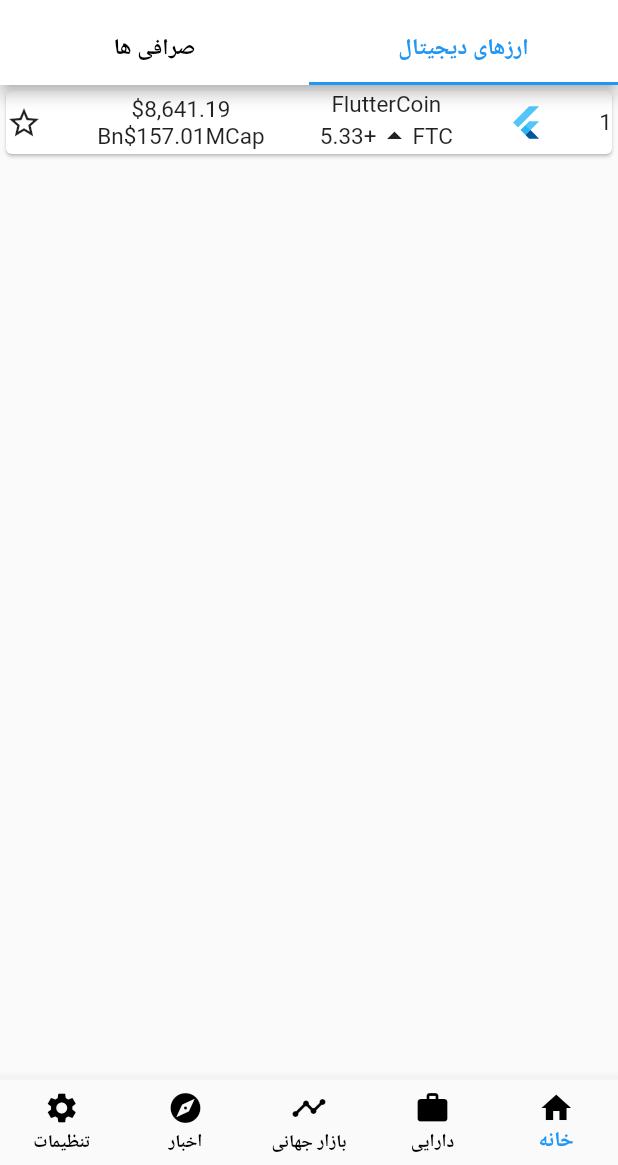
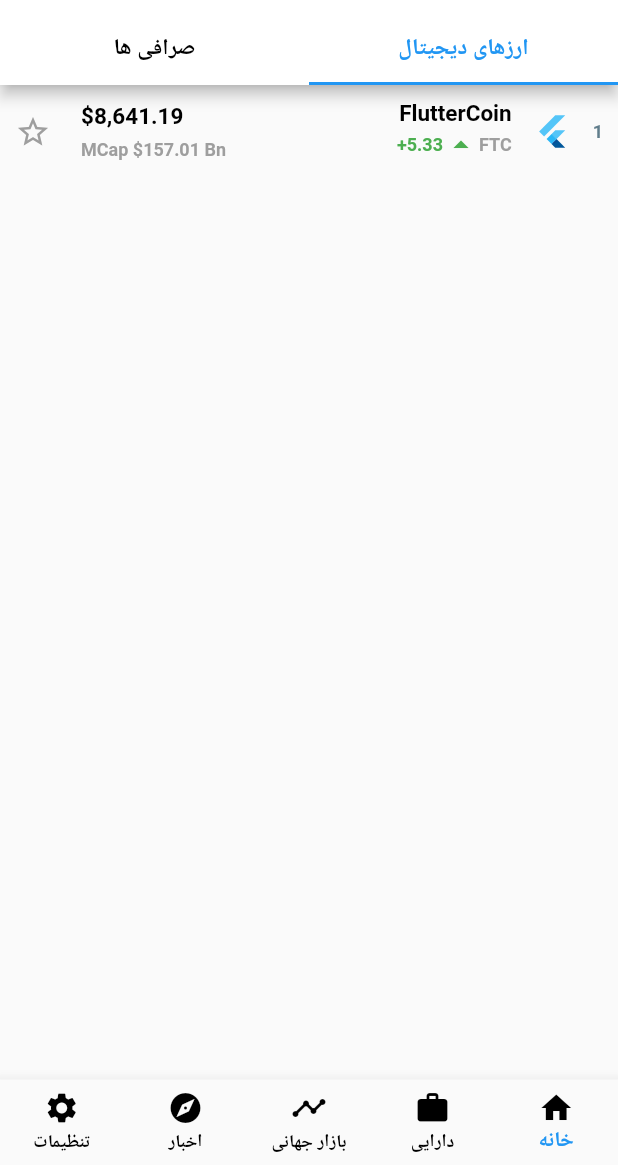
Before and after one commit to mabahmani/cryptofolio, a Flutter app: the screen it shows after launch, on a phone screen of 412 x 824 dp, the part 71-1236 px from its top. Run offline on Flutter 3.47's test engine with Material 2 defaults, Android fonts, the phone set to English and light mode, and no system bars.

Commit message:
complete imp currency item

```diff
--- a/lib/widget/currency_item_widget.dart
+++ b/lib/widget/currency_item_widget.dart
@@ -1,4 +1,3 @@
-import 'package:flutter/cupertino.dart';
 import 'package:flutter/material.dart';
 
 class CurrencyItem extends StatefulWidget {
@@ -15,41 +14,128 @@ class CurrencyItemState extends State<CurrencyItem> {
     // TODO: implement build
     return Column(
       children: <Widget>[
-        Card(
-            child: Row(
-              mainAxisAlignment: MainAxisAlignment.spaceBetween,
-              children: <Widget>[
-              Text("1"),
-              FlutterLogo(),
-              Column(
-                mainAxisSize: MainAxisSize.min,
-                children: <Widget>[
-                  Text("FlutterCoin"),
         Row(
           children: <Widget>[
-                      Text("FTC"),
-                      Icon(Icons.arrow_drop_up),
-                      Text("+5.33")
+            Container(
+              child: Row(
+                children: <Widget>[
+                  Container(
+                    child: Text(
+                      "1",
+                      style: TextStyle(
+                          color: Colors.blueGrey,
+                          fontWeight: FontWeight.bold,
+                          fontSize: 12),
+                    ),
+                    padding: EdgeInsets.all(10),
+                  ),
+                  Container(
+                    child: FlutterLogo(),
+                    padding: EdgeInsets.all(5),
+                  ),
+                  Container(
+                    child: Column(
+                      crossAxisAlignment: CrossAxisAlignment.start,
+                      children: <Widget>[
+                        Text(
+                          "FlutterCoin",
+                          style: TextStyle(
+                              color: Colors.black, fontWeight: FontWeight.bold),
+                        ),
+                        Row(
+                          children: <Widget>[
+                            Text(
+                              "FTC",
+                              style: TextStyle(
+                                  color: Colors.grey,
+                                  fontWeight: FontWeight.bold,
+                                  fontSize: 12),
+                            ),
+                            Icon(
+                              Icons.arrow_drop_up,
+                              color: Colors.green,
+                            ),
+                            Text(
+                              "+5.33",
+                              style: TextStyle(
+                                color: Colors.green,
+                                fontWeight: FontWeight.bold,
+                                fontSize: 12,
+                              ),
+                              textDirection: TextDirection.ltr,
+                            )
                           ],
                         )
                       ],
                     ),
-              Column(
-                mainAxisSize: MainAxisSize.min,
+                    padding: EdgeInsets.all(10),
+                  ),
+                ],
+              ),
+            ),
+            Spacer(),
+            Container(
+              child: Row(
                 children: <Widget>[
-                  Text("\$8,641.19"),
+                  Container(
+                    child: Column(
+                      crossAxisAlignment: CrossAxisAlignment.end,
+                      children: <Widget>[
+                        Container(
+                          margin: EdgeInsets.only(bottom: 6),
+                          child: Text(
+                            "\$8,641.19",
+                            style: TextStyle(
+                                color: Colors.black, fontWeight: FontWeight.bold),
+                          ),
+                        ),
                         Row(
                           children: <Widget>[
-                      Text("MCap"),
-                      Text("\$157.01"),
-                      Text("Bn")
+                            Container(
+                              margin: EdgeInsets.only(right: 3),
+                              child: Text(
+                                "Bn",
+                                style: TextStyle(
+                                    color: Colors.grey,
+                                    fontWeight: FontWeight.bold,
+                                    fontSize: 12),
+                              ),
+                            ),
+                            Container(
+                              margin: EdgeInsets.only(right: 3),
+                              child: Text(
+                                "\$157.01",
+                                style: TextStyle(
+                                    color: Colors.grey,
+                                    fontWeight: FontWeight.bold,
+                                    fontSize: 12),
+                              ),
+                            ),
+                            Container(
+                              margin: EdgeInsets.only(right: 3),
+                              child: Text(
+                                "MCap",
+                                style: TextStyle(
+                                    color: Colors.grey,
+                                    fontWeight: FontWeight.bold,
+                                    fontSize: 12),
+                              ),
+                            ),
                           ],
                         )
                       ],
                     ),
-              Icon(Icons.star_border)
+                    padding: EdgeInsets.all(10),
+                  ),
+                  Container(
+                    child: Icon(Icons.star_border,color: Colors.grey,),
+                    padding: EdgeInsets.all(10),
+                  )
                 ],
-          ))
+              ),
+            )
+          ],
+        )
       ],
     );
   }
```
Lines whose indentation alone changed are shown as unchanged.
